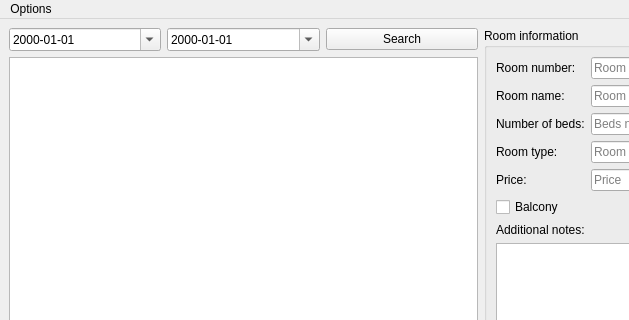
This is code/qtApp/availableRoomsWindow.ui in stoptherock1/HSM as Qt 5 draws it before an edit; both pictures show x 0 to 629 and y 0 to 320 of the 773 by 510 pixel window. The edited form follows.
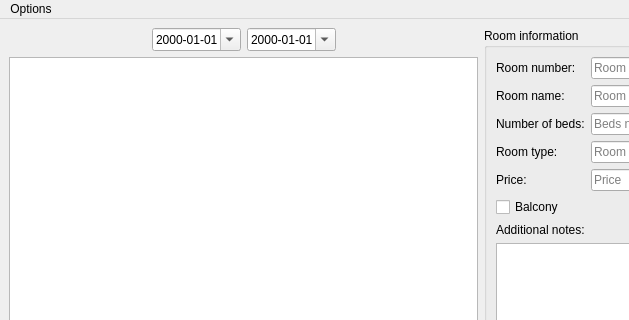
This is the edited form.

What changed in the file:
```diff
--- a/code/qtApp/availableRoomsWindow.ui
+++ b/code/qtApp/availableRoomsWindow.ui
@@ -20,7 +20,20 @@
       <item>
        <layout class="QVBoxLayout" name="verticalLayout_2">
         <item>
-         <layout class="QHBoxLayout" name="horizontalLayout_3" stretch="0,0,0">
+         <layout class="QHBoxLayout" name="horizontalLayout_3" stretch="0,0,0,0">
+          <item>
+           <spacer name="horizontalSpacer_3">
+            <property name="orientation">
+             <enum>Qt::Horizontal</enum>
+            </property>
+            <property name="sizeHint" stdset="0">
+             <size>
+              <width>40</width>
+              <height>20</height>
+             </size>
+            </property>
+           </spacer>
+          </item>
           <item>
            <widget class="QDateEdit" name="from_dateEdit">
             <property name="displayFormat">
@@ -42,11 +55,17 @@
            </widget>
           </item>
           <item>
-           <widget class="QPushButton" name="search_pushButton">
-            <property name="text">
-             <string>Search</string>
+           <spacer name="horizontalSpacer_2">
+            <property name="orientation">
+             <enum>Qt::Horizontal</enum>
             </property>
-           </widget>
+            <property name="sizeHint" stdset="0">
+             <size>
+              <width>40</width>
+              <height>20</height>
+             </size>
+            </property>
+           </spacer>
           </item>
          </layout>
         </item>
```
